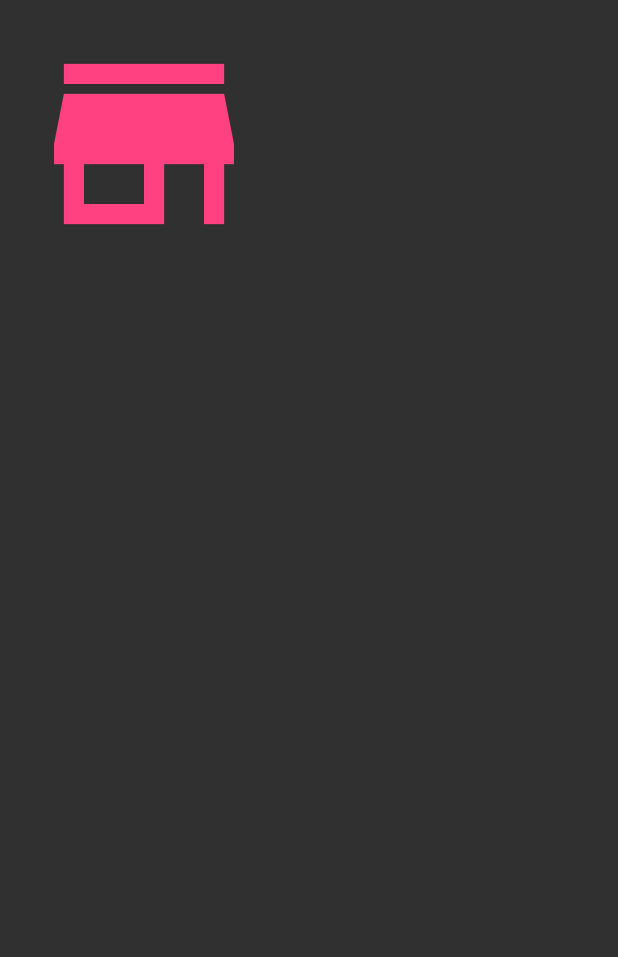
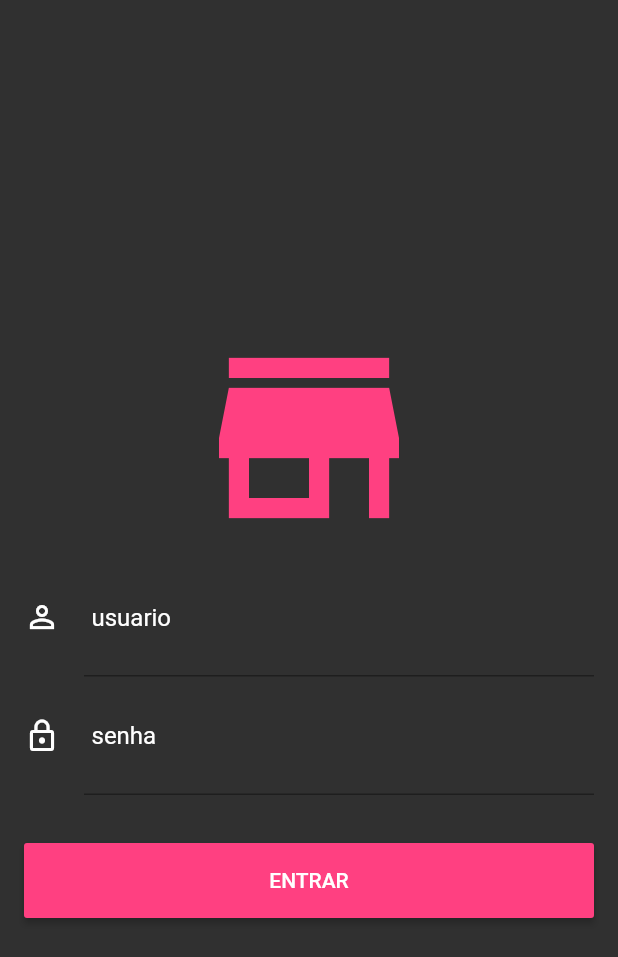
Before and after one commit to evrtonpires/gerente_loja, a Flutter app: the screen it shows after launch, on a phone screen of 412 x 824 dp. Shown: the top 957 px of the screen. Run offline on Flutter 3.47's test engine with Material 2 defaults, Android fonts, the phone set to English and light mode, and no system bars.

Commit message:
Criando InputField para o Formulario da LoginScreen e Finalizando Tela Inicial

```diff
--- a/lib/main.dart
+++ b/lib/main.dart
@@ -12,6 +12,7 @@ class MyApp extends StatelessWidget {
         primarySwatch: Colors.blue,
       ),
       home: LoginScreen(),
+      debugShowCheckedModeBanner: false,
     );
   }
 }
--- a/lib/screens/login_screen.dart
+++ b/lib/screens/login_screen.dart
@@ -1,29 +1,59 @@
 import 'package:flutter/material.dart';
+import 'package:gerente_loja/widgets/input_field.dart';
 
 class LoginScreen extends StatefulWidget {
   @override
   _LoginScreenState createState() => _LoginScreenState();
 }
-
+//-----------------------------------------------------------------------------
 class _LoginScreenState extends State<LoginScreen> {
   @override
   Widget build(BuildContext context) {
     return Scaffold(
       backgroundColor: Colors.grey[850],
-      body: SingleChildScrollView(
+      body: Stack(
+        alignment: Alignment.center,
+        children: <Widget>[
+          Container(),
+          SingleChildScrollView(
             child: Container(
               margin: EdgeInsets.all(16),
               child: Column(
+                crossAxisAlignment: CrossAxisAlignment.stretch,
                 children: <Widget>[
                   Icon(
                     Icons.store_mall_directory,
                     color: Colors.pinkAccent,
                     size: 160.0,
-              )
+                  ),
+                  InputField(
+                    icon: Icons.person_outline,
+                    hint: "usuario",
+                    obscure: false,
+                  ),
+                  InputField(
+                    icon: Icons.lock_outline,
+                    hint: "senha",
+                    obscure: true,
+                  ),
+                  SizedBox(
+                    height: 32,
+                  ),
+                  SizedBox(
+                    height: 50.0,
+                    child: RaisedButton(
+                        color: Colors.pinkAccent,
+                        child: Text("ENTRAR"),
+                        textColor: Colors.white,
+                        onPressed: () {}),
+                  ),
                 ],
               ),
             ),
           ),
+        ],
+      ),
     );
   }
 }
+//-----------------------------------------------------------------------------
--- /dev/null
+++ b/lib/widgets/input_field.dart
@@ -0,0 +1,39 @@
+import 'package:flutter/material.dart';
+//Tela do Formulario do Login(usuario e senha).
+
+class InputField extends StatelessWidget {
+//-----------------------------------------------------------------------------
+//Atributos
+  final IconData icon;
+  final String hint;
+  final bool obscure;
+
+//-----------------------------------------------------------------------------
+  //Construtor
+  InputField({this.icon, this.hint, this.obscure});
+
+//-----------------------------------------------------------------------------
+  //Metodos
+  @override
+  Widget build(BuildContext context) {
+    return TextField(
+      decoration: InputDecoration(
+          icon: Icon(
+            icon,
+            color: Colors.white,
+          ),
+          hintText: hint,
+          hintStyle: TextStyle(color: Colors.white),
+          focusedBorder: UnderlineInputBorder(
+            borderSide: BorderSide(color: Colors.pinkAccent),
+          ),
+          contentPadding:
+              EdgeInsets.only(left: 5, right: 30, bottom: 30, top: 30)),
+      style: TextStyle(
+        color: Colors.white,
+      ),
+      obscureText: obscure,
+    );
+  }
+}
+//-----------------------------------------------------------------------------
```
Lines whose indentation alone changed are shown as unchanged.
